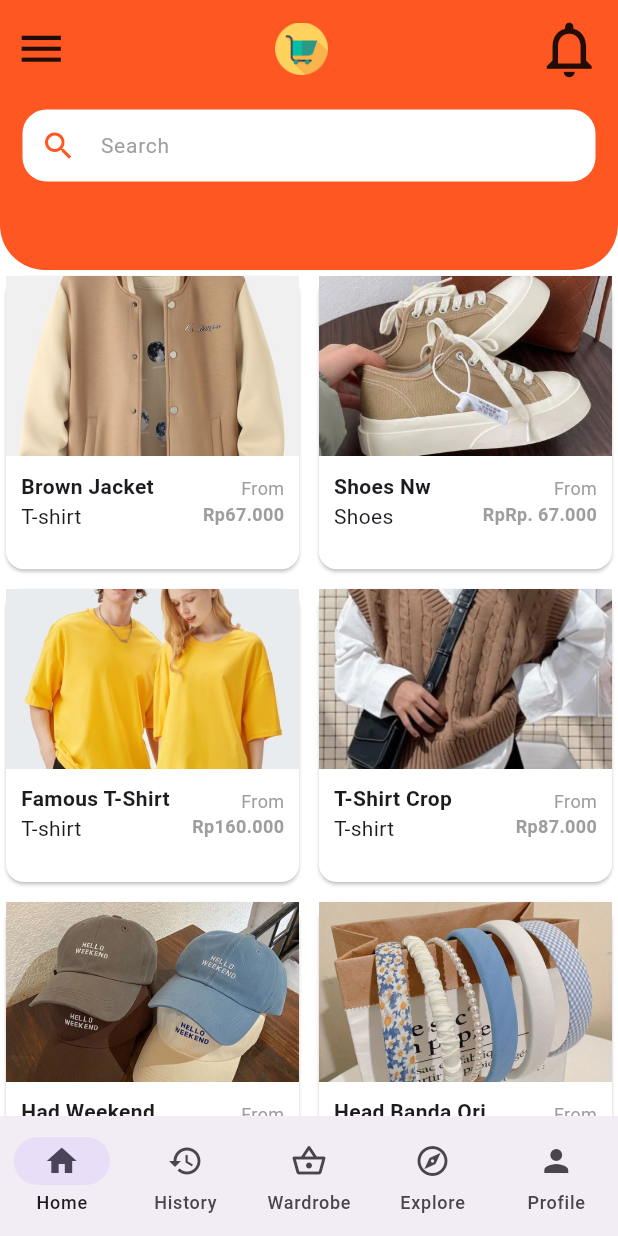
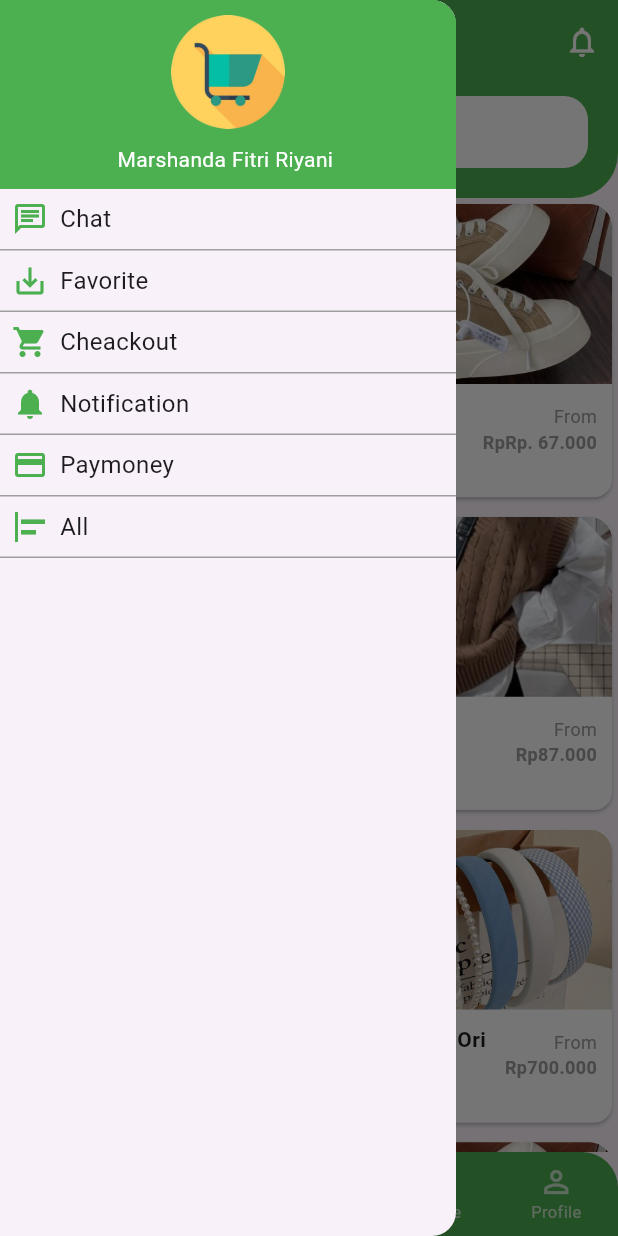
Before and after one commit to Marshandafitririyani/ecommerce_flutter, a Flutter app: the HomeScreen screen opened directly, with the side drawer open (before the commit the screen has no drawer), on a phone screen of 412 x 824 dp. Run offline on Flutter 3.47's test engine with Material 3 defaults, Android fonts, the phone set to English and light mode, and no system bars.

Commit message:
fix ecom

```diff
--- a/lib/main.dart
+++ b/lib/main.dart
@@ -1,7 +1,14 @@
 import 'package:ecommerce_flutter/ui/prefix/screen/prefix_screen.dart';
 import 'package:flutter/material.dart';
+import 'package:flutter/services.dart';
 
 void main() {
+  SystemChrome.setSystemUIOverlayStyle(SystemUiOverlayStyle(
+      statusBarBrightness: Brightness.light,
+      statusBarIconBrightness: Brightness.light,
+    systemNavigationBarColor: Colors.green,
+
+  ));
   runApp(const MyApp());
 }
 
@@ -12,6 +19,7 @@ class MyApp extends StatelessWidget {
   @override
   Widget build(BuildContext context) {
     return MaterialApp(
+
       debugShowCheckedModeBanner: false,
       theme: ThemeData(
         colorScheme: ColorScheme.fromSeed(seedColor: Colors.deepPurple),
--- a/lib/ui/detail/screen/detail_screen.dart
+++ b/lib/ui/detail/screen/detail_screen.dart
@@ -16,14 +16,27 @@ class _DetailScreenState extends State<DetailScreen> {
   @override
   Widget build(BuildContext context) {
     return Scaffold(
+      appBar: AppBar(
+        backgroundColor: Colors.green,
+        iconTheme: IconThemeData(color: Colors.white),
+        // leading: Icon(Icons.arrow_back_ios),
+        actions: [
+          Padding(
+            padding: const EdgeInsets.all(16.0),
+            child: Icon(Icons.flashlight_on_outlined, color: Colors.white,),
+          )        ],
+
+
+
+      ),
       body: Container(
         width: double.infinity,
         height: double.infinity,
         color: Colors.green,
-        child: SafeArea(
+
         child: Stack(
           children: [
-              Container(
+           /* Container(
               margin: EdgeInsets.all(16),
               child: Row(
                 mainAxisAlignment: MainAxisAlignment.spaceBetween,
@@ -37,11 +50,10 @@ class _DetailScreenState extends State<DetailScreen> {
                   Icon(Icons.flashlight_on_outlined, color: Colors.white,)
                 ],
               ),
-              ),
+            ),*/
 
-              inputDetail(widget.fashion.photo, widget.fashion.name),
+            inputDetail(widget.fashion.photo, ''),
           ],
-          ),
         ),
       ),
     );
--- a/lib/ui/home/screen/home_screen.dart
+++ b/lib/ui/home/screen/home_screen.dart
@@ -1,127 +1,293 @@
 import 'package:ecommerce_flutter/model/fashion.dart';
 import 'package:ecommerce_flutter/ui/detail/screen/detail_screen.dart';
-import 'package:ecommerce_flutter/ui/result/result_screen.dart';
+import 'package:ecommerce_flutter/ui/result/screen/result_screen.dart';
+import 'package:ecommerce_flutter/ui/search/screen/search_screen.dart';
 import 'package:flutter/material.dart';
+import 'package:flutter/services.dart';
+
+import '../../history/screen/history_screen.dart';
+import '../../profile/screen/profile_screen.dart';
+import '../../wardrobe/screen/wardrobe_screen.dart';
 
 class HomeScreen extends StatefulWidget {
-   HomeScreen({super.key});
+  HomeScreen({super.key});
 
   @override
   State<HomeScreen> createState() => _HomeScreenState();
-
-  final List<Fashion> fashions = [
-    Fashion('images/img_jaket.jpeg', 'Brown Jacket', 'T-shirt','67.000',''),
-    Fashion('images/img_sos.jpeg', 'Shoes Nw', 'Shoes','Rp. 67.000',''),
-    Fashion('images/img_tshirt_yellow.jpeg', 'Famous T-Shirt ', 'T-shirt','160.000',''),
-    Fashion('images/img_crop.jpeg', 'T-Shirt Crop', 'T-shirt','87.000',''),
-    Fashion('images/img_hat.jpeg', 'Had Weekend', 'Hat','99.000',''),
-    Fashion('images/img_headband.jpeg', 'Head Banda Ori', 'Hat','700.000',''),
-
-  ];
-
 }
 
 class _HomeScreenState extends State<HomeScreen> {
   // int selectedPage = 0;
+
+  int currentPageIndex = 0;
+
+  void onPageSelected(int index) {
+    //setState untuk merefres
+    setState(() {
+      currentPageIndex = index;
+    });
+  }
+
+  List<Widget> pages = [
+    SearchScreen(),
+    HistoryScreen(),
+    WardrobeScreen(),
+    ResultScreen(),
+    ProfileScreen()
+  ];
+
+  List<Widget> titles = [
+    Container(
+      width: 36,
+      height: 36,
+      child: Image.asset('images/img_logo.png'),
+    ),
+    Text('History',
+        style: TextStyle(
+            color: Colors.white, fontSize: 16, fontWeight: FontWeight.bold)),
+    Text('Wardrobe',
+        style: TextStyle(
+            color: Colors.white, fontSize: 16, fontWeight: FontWeight.bold)),
+    Text('Search Result',
+        style: TextStyle(
+            color: Colors.white, fontSize: 16, fontWeight: FontWeight.bold)),
+    Text('Profile',
+        style: TextStyle(
+            color: Colors.white, fontSize: 16, fontWeight: FontWeight.bold)),
+  ];
+
+  List<Widget> actions = [
+    IconButton(
+      icon: Icon(
+        Icons.notifications_none,
+        color: Colors.white,
+      ),
+      onPressed: () {
+        // do something
+      },
+    ),
+    Container(),
+    Container(),
+    IconButton(
+      icon: Icon(
+        Icons.filter_alt_outlined,
+        color: Colors.white,
+      ),
+      onPressed: () {
+        // do something
+      },
+    ),
+    Container(),
+  ];
+
   @override
   Widget build(BuildContext context) {
     return Scaffold(
+      appBar: AppBar(
+          scrolledUnderElevation: 0,
+          centerTitle: true,
+          iconTheme: IconThemeData(color: Colors.white),
+          backgroundColor: Colors.green,
+          title: titles[currentPageIndex],
+          actions: [
+            ...[actions[currentPageIndex]]
+          ]),
+      drawer: Drawer(
+        child: Column(
+          children: [
+            Container(
+              width: double.infinity,
+              color: Colors.green,
+              child: SafeArea(
+                child: Column(
+                  children: [
+                    Container(
+                      margin: EdgeInsets.only(top: 10),
+                        width: 76,
+                        height: 76,
+                        child: Image.asset('images/img_logo.png')),
+                    Container(
+                        margin: EdgeInsets.symmetric(vertical: 10),
+                        child: Text('Marshanda Fitri Riyani ', style: TextStyle(color: Colors.white),)),
+                  ],
+                ),
+              ),
+            ),
+
+
+
+
+
+            Container(
+              margin: EdgeInsets.all(8),
+              child: Row(
+                children: [
+                  Icon(Icons.chat_outlined, size: 24, color: Colors.green,),
+                  Container(
+                      margin: EdgeInsets.only(left: 8),
+                      child: Text('Chat', style: TextStyle(fontSize: 16),))
+                ],
+              ),
+            ),
+            Container(
+              width: double.infinity,
+              height: 1,
+              color: Colors.grey,
+            ),
+
+            Container(
+              margin: EdgeInsets.all(8),
+              child: Row(
+                children: [
+                  Icon(Icons.save_alt, size: 24,color: Colors.green),
+                  Container(
+                      margin: EdgeInsets.only(left: 8),
+                      child: Text('Favorite', style: TextStyle(fontSize: 16),))
+                ],
+              ),
+            ),
+            Container(
+              width: double.infinity,
+              height: 1,
+              color: Colors.grey,
+            ),
+
+            Container(
+              margin: EdgeInsets.all(8),
+              child: Row(
+                children: [
+                  Icon(Icons.shopping_cart, size: 24,color: Colors.green),
+                  Container(
+                      margin: EdgeInsets.only(left: 8),
+                      child: Text('Cheackout', style: TextStyle(fontSize: 16),))
+                ],
+              ),
+            ),
+            Container(
+              width: double.infinity,
+              height: 1,
+              color: Colors.grey,
+            ),
+
+            Container(
+              margin: EdgeInsets.all(8),
+              child: Row(
+                children: [
+                  Icon(Icons.notifications, size: 24,color: Colors.green),
+                  Container(
+                      margin: EdgeInsets.only(left: 8),
+                      child: Text('Notification', style: TextStyle(fontSize: 16),))
+                ],
+              ),
+            ),
+            Container(
+              width: double.infinity,
+              height: 1,
+              color: Colors.grey,
+            ),
+
+            Container(
+              margin: EdgeInsets.all(8),
+              child: Row(
+                children: [
+                  Icon(Icons.payment_outlined, size: 24,color: Colors.green),
+                  Container(
+                      margin: EdgeInsets.only(left: 8),
+                      child: Text('Paymoney', style: TextStyle(fontSize: 16),))
+                ],
+              ),
+            ),
+            Container(
+              width: double.infinity,
+              height: 1,
+              color: Colors.grey,
+            ),
+
+            Container(
+              margin: EdgeInsets.all(8),
+              child: Row(
+                children: [
+                  Icon(Icons.align_horizontal_left, size: 24,color: Colors.green),
+                  Container(
+                      margin: EdgeInsets.only(left: 8),
+                      child: Text('All', style: TextStyle(fontSize: 16),))
+                ],
+              ),
+            ),
+            Container(
+              width: double.infinity,
+              height: 1,
+              color: Colors.grey,
+            ),
+          ],
+        ),
+      ),
+
       //appbar
-      bottomNavigationBar: NavigationBar(
-        onDestinationSelected: (int index){
-          if(index == 3){
-            Navigator.push(context, MaterialPageRoute(builder: (context){
-              return ResultScreen();
-            }));
-          }
-          /*setState(() {
-            selectedPage = index;
-          });*/
-        },
+/*<<<<<<< HEAD
+      bottomNavigationBar: ClipRRect(
+=======*/
+      bottomNavigationBar:
+      ClipRRect(
+// >>>>>>> origin/bottom_nv_bar
+        borderRadius: const BorderRadius.only(
+          topRight: Radius.circular(24),
+          topLeft: Radius.circular(24),
+        ),
+        child: BottomNavigationBar(
+// <<<<<<< HEAD
+          onTap: onPageSelected,
+          currentIndex: currentPageIndex,
+          backgroundColor: Colors.green,
+/*=======
+          backgroundColor: Colors.deepOrange,
+>>>>>>> origin/bottom_nv_bar*/
+          selectedFontSize: 11.0,
+          unselectedFontSize: 11.0,
+          unselectedItemColor: Colors.white70,
+          selectedItemColor: Colors.white,
+          type: BottomNavigationBarType.fixed,
+          items: [
+/*<<<<<<< HEAD*/
+     /*       BottomNavigationBarItem(icon: Icon(Icons.manage_search_outlined), label: 'Search'),
+            BottomNavigationBarItem(
+                icon: Icon(Icons.history_outlined), label: 'History'),
+            BottomNavigationBarItem(
+                icon: Icon(Icons.headphones_battery_outlined),
+                label: 'Wardrobe'),
+            BottomNavigationBarItem(
+                icon: Icon(Icons.explore_outlined), label: 'Explore'),
+            BottomNavigationBarItem(
+                icon: Icon(Icons.person_outline), label: 'Profile'),*/
+// =======
+            BottomNavigationBarItem(icon: Icon(Icons.manage_search_outlined), label: 'Search'),
+            BottomNavigationBarItem(icon: Icon(Icons.history_outlined), label: 'History'),
+            BottomNavigationBarItem(icon: Icon(Icons.headphones_battery_outlined), label: 'Wardoreebe'),
+            BottomNavigationBarItem(icon: Icon(Icons.explore_outlined), label: 'Explore'),
+            BottomNavigationBarItem(icon: Icon(Icons.person_outline), label: 'Profile'),
+// >>>>>>> origin/bottom_nv_bar
+          ],
+        ),
+      ),
 
-        height: 80,
-        elevation: 0,
-        selectedIndex: 0,
-        destinations: [
-          NavigationDestination(icon: Icon(Icons.home), label: 'Home'),
-          NavigationDestination(icon: Icon(Icons.history), label: 'History'),
-          NavigationDestination(
-              icon: Icon(Icons.shopping_basket_outlined), label: 'Wardrobe'),
-          NavigationDestination(
-              icon: Icon(Icons.explore_outlined), label: 'Explore'),
-          NavigationDestination(icon: Icon(Icons.person), label: 'Profile'),
+/*<<<<<<< HEAD
+      *//*    appBar: AppBar(
+        actions: [
+          Column()
         ],
-      ),
+      ),*//*
+=======
+>>>>>>> origin/bottom_nv_bar*/
+
       body: Container(
         width: double.infinity,
         height: double.infinity,
         color: Colors.white,
         child: Column(
           children: [
-            Container(
-              width: double.infinity,
-              height: 180,
-              decoration: BoxDecoration(
-                  color: Colors.deepOrange,
-                  borderRadius: BorderRadius.only(
-                      bottomLeft: Radius.circular(30),
-                      bottomRight: Radius.circular(30))),
-              child: Column(
-                children: [
-                  Container(
-                    margin: EdgeInsets.all(10),
-                    child: SafeArea(
-                      child: Row(
-                        mainAxisAlignment: MainAxisAlignment.spaceBetween,
-                        children: [
-                          Icon(
-                            Icons.menu,
-                            size: 35,
-                          ),
-                          Container(
-                              width: 35,
-                              height: 35,
-                              child: Image.asset('images/img_logo.png')),
-                          GestureDetector(
-                            onTap: (){
-                              Navigator.push(context, MaterialPageRoute(builder: (context){
-                                return ResultScreen();
-                              }));
-                            },
-                            child: Icon(
-                              Icons.notifications_none,
-                              size: 45,
-                            ),
-                          ),
-                        ],
-                      ),
-                    ),
-                  ),
-                  Container(
-                    margin: EdgeInsets.symmetric(horizontal: 15, vertical: 8),
-                    child: TextField(
-                      decoration: InputDecoration(
-                          filled: true,
-                          fillColor: Colors.white,
-                          contentPadding: EdgeInsets.all(10),
-                          prefixIcon: Icon(
-                            Icons.search,
-                            color: Colors.deepOrange,
-                          ),
-                          border: OutlineInputBorder(
-                            borderRadius: BorderRadius.circular(16),
-                            borderSide: BorderSide.none,
-                          ),
-                          hintStyle:
-                              TextStyle(fontSize: 14, color: Colors.grey),
-                          hintText: "Search"),
-                    ),
-                  ),
-                ],
-              ),
-            ),
+            Expanded(child: pages[currentPageIndex])
 
-         /*   GridView.count(
+            /*   GridView.count(
               crossAxisCount: 3,
               children: widget.fashions.map((fashion){
                 return GestureDetector(
@@ -135,9 +301,11 @@ class _HomeScreenState extends State<HomeScreen> {
               },
             ),
 */
+// <<<<<<< HEAD
+// =======
 
 
-            Expanded(
+           /* Expanded(
               child: GridView.count(
                 crossAxisCount: 2,
                 mainAxisSpacing: 5,
@@ -162,7 +330,12 @@ class _HomeScreenState extends State<HomeScreen> {
 
                               width: 200,
                               height: 120,
-                              child: Image.asset(fashion.photo, fit: BoxFit.cover)),
+                              child: ClipRRect(
+                                  borderRadius: const BorderRadius.only(
+                                    topRight: Radius.circular(15),
+                                    topLeft: Radius.circular(15),
+                                  ),
+                                  child: Image.asset(fashion.photo, fit: BoxFit.cover))),
                           Container(
                             margin: EdgeInsets.all(10),
                             child: Row(
@@ -195,10 +368,11 @@ class _HomeScreenState extends State<HomeScreen> {
                 }).toList(),
               ),
             ),
+*/
 
 
 
-
+// >>>>>>> origin/bottom_nv_bar
           ],
         ),
       ),
@@ -206,7 +380,7 @@ class _HomeScreenState extends State<HomeScreen> {
   }
 }
 
-fashhionInput ({required Fashion  fashion}){
+fashhionInput({required Fashion fashion}) {
   return Card(
     child: Column(
       children: [
@@ -216,23 +390,31 @@ fashhionInput ({required Fashion  fashion}){
           child: Row(
             mainAxisAlignment: MainAxisAlignment.spaceBetween,
             children: [
-
               Column(
                 crossAxisAlignment: CrossAxisAlignment.start,
                 children: [
-                  Text(fashion.name, style: TextStyle(fontWeight: FontWeight.bold),),
+                  Text(
+                    fashion.name,
+                    style: TextStyle(fontWeight: FontWeight.bold),
+                  ),
                   Text(fashion.category),
                 ],
               ),
-
               Column(
                 crossAxisAlignment: CrossAxisAlignment.end,
                 children: [
-                  Text('From', style: TextStyle(fontWeight: FontWeight.bold, color: Colors.grey, fontSize: 12)),
-                  Text(fashion.price, style: TextStyle(fontWeight: FontWeight.bold, color: Colors.grey, fontSize: 12)),
+                  Text('From',
+                      style: TextStyle(
+                          fontWeight: FontWeight.bold,
+                          color: Colors.grey,
+                          fontSize: 12)),
+                  Text(fashion.price,
+                      style: TextStyle(
+                          fontWeight: FontWeight.bold,
+                          color: Colors.grey,
+                          fontSize: 12)),
                 ],
               ),
-
             ],
           ),
         ),
--- a/pubspec.yaml
+++ b/pubspec.yaml
@@ -31,11 +31,11 @@ dependencies:
   flutter:
     sdk: flutter
 
-
   # The following adds the Cupertino Icons font to your application.
   # Use with the CupertinoIcons class for iOS style icons.
   cupertino_icons: ^1.0.2
 #  pinch_zoom: ^2.0.0
+  flutter_staggered_grid_view: ^0.7.0
 
 
 dev_dependencies:
```
Also changed, not shown: pubspec.lock. Lines whose indentation alone changed are shown as unchanged.
